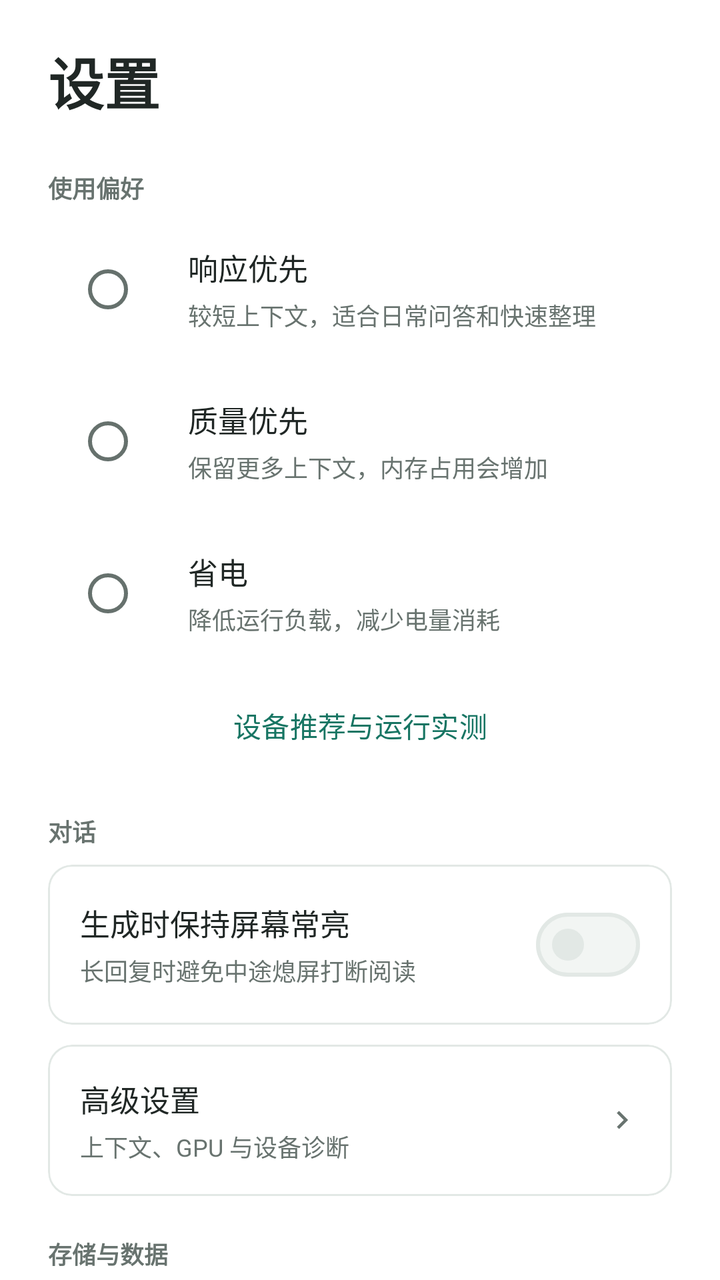
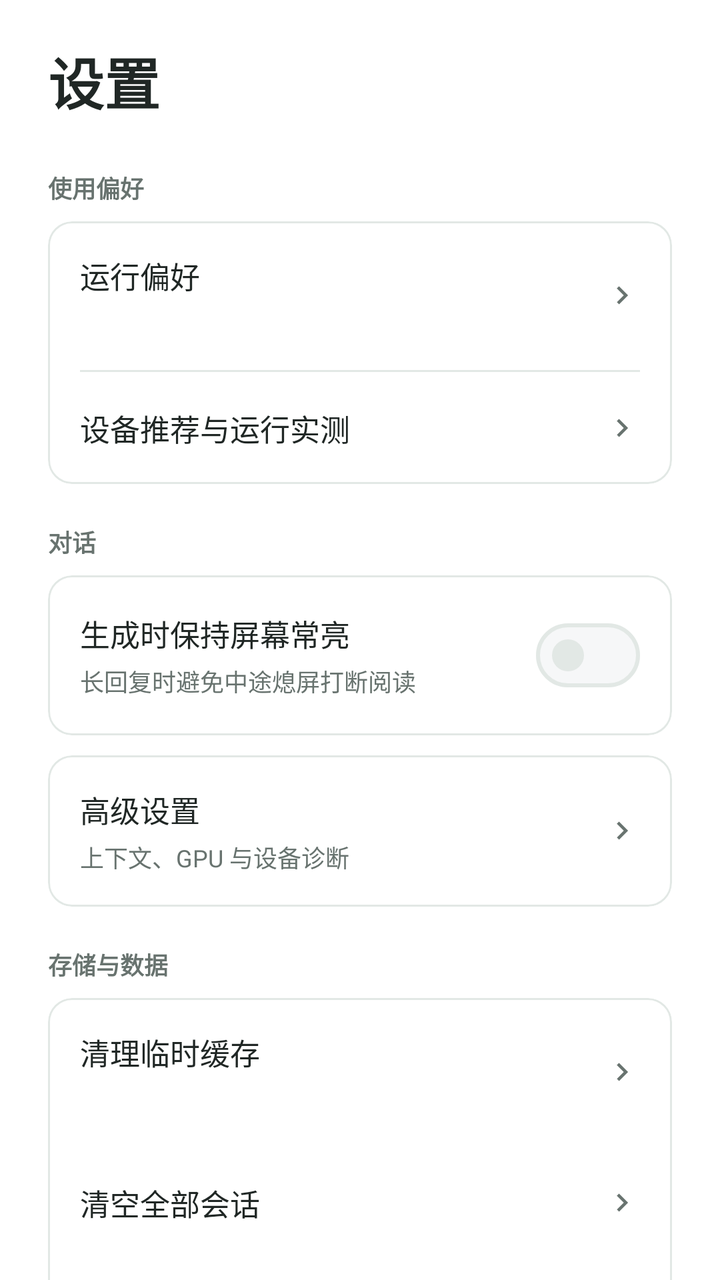

The first picture is an Android layout as it rendered before a commit; the second is the same layout after the commit. The layout source and the unified diff follow.
<!-- AndroidManifest.xml: application theme Theme.LocalAI -->
<!-- res/layout/fragment_settings.xml -->
<?xml version="1.0" encoding="utf-8"?>
<ScrollView xmlns:android="http://schemas.android.com/apk/res/android" xmlns:app="http://schemas.android.com/apk/res-auto" android:layout_width="match_parent" android:layout_height="match_parent" android:scrollbars="none">
    <LinearLayout android:layout_width="match_parent" android:layout_height="wrap_content" android:orientation="vertical" android:paddingBottom="28dp">
        <TextView style="@style/Text.App.Headline" android:layout_width="match_parent" android:layout_height="wrap_content" android:paddingStart="@dimen/pad_screen" android:paddingTop="20dp" android:paddingBottom="4dp" android:text="@string/settings_title"/>
        <TextView style="@style/GroupLabel" android:layout_width="match_parent" android:layout_height="wrap_content" android:text="@string/group_mode"/>
        <com.google.android.material.card.MaterialCardView android:id="@+id/mode_auto" style="@style/ModeCard" app:strokeWidth="0dp">
            <LinearLayout android:layout_width="match_parent" android:layout_height="wrap_content" android:orientation="horizontal" android:gravity="center_vertical" android:padding="10dp">
                <RadioButton android:id="@+id/radio_auto" style="@style/ModeRadio" android:importantForAccessibility="no"/>
                <LinearLayout style="@style/ModeTextCol">
                    <TextView style="@style/RowTitle" android:layout_width="match_parent" android:layout_height="wrap_content" android:text="@string/mode_auto"/>
                    <TextView style="@style/Text.App.Caption" android:layout_width="match_parent" android:layout_height="wrap_content" android:layout_marginTop="4dp" android:text="@string/mode_auto_desc"/>
                </LinearLayout>
            </LinearLayout>
        </com.google.android.material.card.MaterialCardView>
        <com.google.android.material.card.MaterialCardView android:id="@+id/mode_balanced" style="@style/ModeCard" app:strokeWidth="0dp">
            <LinearLayout android:layout_width="match_parent" android:layout_height="wrap_content" android:orientation="horizontal" android:gravity="center_vertical" android:padding="10dp">
                <RadioButton android:id="@+id/radio_balanced" style="@style/ModeRadio" android:importantForAccessibility="no"/>
                <LinearLayout style="@style/ModeTextCol">
                    <TextView style="@style/RowTitle" android:layout_width="match_parent" android:layout_height="wrap_content" android:text="@string/mode_balanced"/>
                    <TextView style="@style/Text.App.Caption" android:layout_width="match_parent" android:layout_height="wrap_content" android:layout_marginTop="4dp" android:text="@string/mode_balanced_desc"/>
                </LinearLayout>
            </LinearLayout>
        </com.google.android.material.card.MaterialCardView>
        <com.google.android.material.card.MaterialCardView android:id="@+id/mode_saver" style="@style/ModeCard" app:strokeWidth="0dp">
            <LinearLayout android:layout_width="match_parent" android:layout_height="wrap_content" android:orientation="horizontal" android:gravity="center_vertical" android:padding="10dp">
                <RadioButton android:id="@+id/radio_saver" style="@style/ModeRadio" android:importantForAccessibility="no"/>
                <LinearLayout style="@style/ModeTextCol">
                    <TextView style="@style/RowTitle" android:layout_width="match_parent" android:layout_height="wrap_content" android:text="@string/mode_saver"/>
                    <TextView style="@style/Text.App.Caption" android:layout_width="match_parent" android:layout_height="wrap_content" android:layout_marginTop="4dp" android:text="@string/mode_saver_desc"/>
                </LinearLayout>
            </LinearLayout>
        </com.google.android.material.card.MaterialCardView>
        <com.google.android.material.button.MaterialButton android:id="@+id/row_device_advice" style="@style/Widget.Material3.Button.TextButton" android:layout_width="match_parent" android:layout_height="wrap_content" android:layout_marginStart="24dp" android:layout_marginEnd="24dp" android:minHeight="48dp" android:text="设备推荐与运行实测" />
        <TextView style="@style/GroupLabel" android:layout_width="match_parent" android:layout_height="wrap_content" android:text="@string/group_inference"/>
        <com.google.android.material.card.MaterialCardView android:layout_width="match_parent" android:layout_height="wrap_content" android:layout_marginStart="@dimen/pad_screen" android:layout_marginEnd="@dimen/pad_screen">
            <LinearLayout android:layout_width="match_parent" android:layout_height="wrap_content" android:orientation="vertical">
                <LinearLayout style="@style/TapRow" android:clickable="false" android:focusable="false">
                    <LinearLayout style="@style/SwitchTextCol">
                        <TextView style="@style/RowTitle" android:layout_width="match_parent" android:layout_height="wrap_content" android:text="@string/sw_keep_screen"/>
                        <TextView style="@style/Text.App.Caption" android:layout_width="match_parent" android:layout_height="wrap_content" android:layout_marginTop="4dp" android:text="@string/sw_keep_screen_sub"/>
                    </LinearLayout>
                    <com.google.android.material.materialswitch.MaterialSwitch android:id="@+id/sw_keep_screen" style="@style/RowSwitch" android:contentDescription="@string/sw_keep_screen"/>
                </LinearLayout>
            </LinearLayout>
        </com.google.android.material.card.MaterialCardView>
        <com.google.android.material.card.MaterialCardView android:layout_width="match_parent" android:layout_height="wrap_content" android:layout_marginStart="@dimen/pad_screen" android:layout_marginEnd="@dimen/pad_screen" android:layout_marginTop="10dp">
            <LinearLayout android:layout_width="match_parent" android:layout_height="wrap_content" android:orientation="vertical">
                <LinearLayout android:id="@+id/row_advanced" style="@style/TapRow" android:minHeight="56dp">
                    <LinearLayout style="@style/SwitchTextCol">
                        <TextView style="@style/RowTitle" android:layout_width="match_parent" android:layout_height="wrap_content" android:text="@string/advanced_title"/>
                        <TextView style="@style/Text.App.Caption" android:layout_width="match_parent" android:layout_height="wrap_content" android:layout_marginTop="4dp" android:text="@string/advanced_sub"/>
                    </LinearLayout>
                    <ImageView style="@style/Chevron" android:src="@drawable/ic_chevron_right" android:importantForAccessibility="no"/>
                </LinearLayout>
                <LinearLayout android:id="@+id/advanced_content" android:layout_width="match_parent" android:layout_height="wrap_content" android:orientation="vertical" android:visibility="gone">
                    <LinearLayout android:id="@+id/row_context_length" style="@style/TapRow" android:minHeight="56dp">
                        <LinearLayout style="@style/SwitchTextCol">
                            <TextView style="@style/RowTitle" android:layout_width="match_parent" android:layout_height="wrap_content" android:text="@string/row_context_length"/>
                            <TextView android:id="@+id/text_context_length" style="@style/Text.App.Caption" android:layout_width="match_parent" android:layout_height="wrap_content" android:layout_marginTop="4dp"/>
                        </LinearLayout>
                        <ImageView style="@style/Chevron" android:src="@drawable/ic_chevron_right" android:importantForAccessibility="no"/>
                    </LinearLayout>
                    <LinearLayout android:id="@+id/row_gpu_layers" style="@style/TapRow" android:minHeight="56dp">
                        <LinearLayout style="@style/SwitchTextCol">
                            <TextView style="@style/RowTitle" android:layout_width="match_parent" android:layout_height="wrap_content" android:text="@string/row_gpu_layers"/>
                            <TextView android:id="@+id/text_gpu_layers" style="@style/Text.App.Caption" android:layout_width="match_parent" android:layout_height="wrap_content" android:layout_marginTop="4dp"/>
                        </LinearLayout>
                        <ImageView style="@style/Chevron" android:src="@drawable/ic_chevron_right" android:importantForAccessibility="no"/>
                    </LinearLayout>
                    <LinearLayout android:id="@+id/row_diagnostics" style="@style/TapRow" android:minHeight="56dp">
                        <LinearLayout style="@style/SwitchTextCol">
                            <TextView style="@style/RowTitle" android:layout_width="match_parent" android:layout_height="wrap_content" android:text="@string/action_diagnostics"/>
                        </LinearLayout>
                        <ImageView style="@style/Chevron" android:src="@drawable/ic_chevron_right" android:importantForAccessibility="no"/>
                    </LinearLayout>
                </LinearLayout>
            </LinearLayout>
        </com.google.android.material.card.MaterialCardView>
        <TextView style="@style/GroupLabel" android:layout_width="match_parent" android:layout_height="wrap_content" android:text="@string/group_storage"/>
        <com.google.android.material.card.MaterialCardView android:layout_width="match_parent" android:layout_height="wrap_content" android:layout_marginStart="@dimen/pad_screen" android:layout_marginEnd="@dimen/pad_screen">
            <LinearLayout android:layout_width="match_parent" android:layout_height="wrap_content" android:orientation="vertical">
                <LinearLayout android:id="@+id/row_clear_cache" style="@style/TapRow" android:minHeight="56dp">
                    <LinearLayout style="@style/SwitchTextCol">
                        <TextView style="@style/RowTitle" android:layout_width="match_parent" android:layout_height="wrap_content" android:text="@string/row_clear_cache"/>
                        <TextView android:id="@+id/text_cache_size" style="@style/Text.App.Caption" android:layout_width="match_parent" android:layout_height="wrap_content" android:layout_marginTop="4dp"/>
                    </LinearLayout>
                    <ImageView style="@style/Chevron" android:src="@drawable/ic_chevron_right" android:importantForAccessibility="no"/>
                </LinearLayout>
                <LinearLayout android:id="@+id/row_clear_sessions" style="@style/TapRow" android:minHeight="56dp">
                    <LinearLayout style="@style/SwitchTextCol">
                        <TextView style="@style/RowTitle" android:layout_width="match_parent" android:layout_height="wrap_content" android:text="@string/row_clear_sessions"/>
                    </LinearLayout>
                    <ImageView style="@style/Chevron" android:src="@drawable/ic_chevron_right" android:importantForAccessibility="no"/>
                </LinearLayout>
                <LinearLayout android:id="@+id/row_privacy" style="@style/TapRow" android:minHeight="56dp">
                    <LinearLayout style="@style/SwitchTextCol">
                        <TextView style="@style/RowTitle" android:layout_width="match_parent" android:layout_height="wrap_content" android:text="@string/privacy_title"/>
                    </LinearLayout>
                    <ImageView style="@style/Chevron" android:src="@drawable/ic_chevron_right" android:importantForAccessibility="no"/>
                </LinearLayout>
            </LinearLayout>
        </com.google.android.material.card.MaterialCardView>
        <TextView style="@style/GroupLabel" android:layout_width="match_parent" android:layout_height="wrap_content" android:text="@string/group_about"/>
        <com.google.android.material.card.MaterialCardView android:layout_width="match_parent" android:layout_height="wrap_content" android:layout_marginStart="@dimen/pad_screen" android:layout_marginEnd="@dimen/pad_screen">
            <LinearLayout android:layout_width="match_parent" android:layout_height="wrap_content" android:orientation="vertical">
                <LinearLayout android:id="@+id/row_license" style="@style/TapRow" android:minHeight="56dp">
                    <LinearLayout style="@style/SwitchTextCol">
                        <TextView style="@style/RowTitle" android:layout_width="match_parent" android:layout_height="wrap_content" android:text="@string/row_license"/>
                    </LinearLayout>
                    <ImageView style="@style/Chevron" android:src="@drawable/ic_chevron_right" android:importantForAccessibility="no"/>
                </LinearLayout>
            </LinearLayout>
        </com.google.android.material.card.MaterialCardView>
        <TextView android:id="@+id/text_version" style="@style/Text.App.Caption" android:layout_width="match_parent" android:layout_height="wrap_content" android:gravity="center" android:paddingTop="24dp"/>
    </LinearLayout>
</ScrollView>
<!-- resources referenced by this layout -->
<resources>
  <dimen name="pad_screen">24dp</dimen>
  <string name="action_diagnostics">设备诊断</string>
  <string name="advanced_sub">上下文、GPU 与设备诊断</string>
  <string name="advanced_title">高级设置</string>
  <string name="group_about">关于</string>
  <string name="group_inference">对话</string>
  <string name="group_mode">使用偏好</string>
  <string name="group_storage">存储与数据</string>
  <string name="mode_auto">响应优先</string>
  <string name="mode_auto_desc">较短上下文，适合日常问答和快速整理</string>
  <string name="mode_balanced">质量优先</string>
  <string name="mode_balanced_desc">保留更多上下文，内存占用会增加</string>
  <string name="mode_saver">省电</string>
  <string name="mode_saver_desc">降低运行负载，减少电量消耗</string>
  <string name="privacy_title">隐私与数据说明</string>
  <string name="row_clear_cache">清理临时缓存</string>
  <string name="row_clear_sessions">清空全部会话</string>
  <string name="row_context_length">上下文长度</string>
  <string name="row_gpu_layers">GPU 加速</string>
  <string name="row_license">开源许可证</string>
  <string name="settings_title">设置</string>
  <string name="sw_keep_screen">生成时保持屏幕常亮</string>
  <string name="sw_keep_screen_sub">长回复时避免中途熄屏打断阅读</string>
  <style name="Chevron">
          <item name="android:layout_width">18dp</item>
          <item name="android:layout_height">18dp</item>
          <item name="tint">@color/text_tertiary</item>
      </style>
  <style name="ModeCard">
          <item name="android:layout_width">match_parent</item>
          <item name="android:layout_height">wrap_content</item>
          <item name="android:layout_marginStart">@dimen/pad_screen</item>
          <item name="android:layout_marginEnd">@dimen/pad_screen</item>
          <item name="android:layout_marginBottom">8dp</item>
          <item name="android:clickable">true</item>
          <item name="android:focusable">true</item>
      </style>
  <style name="ModeRadio">
          <item name="android:layout_width">wrap_content</item>
          <item name="android:layout_height">wrap_content</item>
          <item name="android:clickable">false</item>
          <item name="android:focusable">false</item>
          <item name="android:layout_marginStart">4dp</item>
      </style>
  <style name="ModeTextCol">
          <item name="android:layout_width">0dp</item>
          <item name="android:layout_weight">1</item>
          <item name="android:layout_height">wrap_content</item>
          <item name="android:orientation">vertical</item>
          <item name="android:layout_marginStart">8dp</item>
      </style>
  <style name="Text.App.Caption" parent="android:TextAppearance">
          <item name="android:textSize">12sp</item>
          <item name="android:textColor">@color/text_tertiary</item>
      </style>
  <color name="text_tertiary">#68736F</color>
  <color name="text_primary">#202725</color>
  <color name="md_primary">#177563</color>
  <color name="md_on_primary">#FFFFFF</color>
  <color name="md_primary_container">#EAF3EF</color>
  <color name="md_on_primary_container">#155B4E</color>
  <color name="md_secondary">#177563</color>
  <color name="md_on_secondary">#FFFFFF</color>
  <color name="md_secondary_container">#EAF3EF</color>
  <color name="md_on_secondary_container">#155B4E</color>
  <color name="md_tertiary">#D97706</color>
  <color name="md_on_tertiary">#FFFFFF</color>
  <color name="md_tertiary_container">#FEF3C7</color>
  <color name="md_on_tertiary_container">#78350F</color>
  <color name="surface_variant">#F2F5F3</color>
  <color name="outline">#E2E8E5</color>
  <color name="surface">#FFFFFF</color>
  <color name="on_surface">#202725</color>
  <color name="on_surface_variant">#66716D</color>
  <color name="status_danger">#DC2626</color>
  <color name="app_background">#FFFFFF</color>
  <style name="Widget.App.NavIndicator" parent="Widget.Material3.BottomNavigationView.ActiveIndicator">
          <item name="android:color">?attr/colorPrimaryContainer</item>
      </style>
  <dimen name="radius_card">12dp</dimen>
  <!-- unchanged entries left out for length: 11 -->
</resources>

<!-- the commit's change to res/layout/fragment_settings.xml (unified diff, before → after) -->
@@ -3,34 +3,22 @@
     <LinearLayout android:layout_width="match_parent" android:layout_height="wrap_content" android:orientation="vertical" android:paddingBottom="28dp">
         <TextView style="@style/Text.App.Headline" android:layout_width="match_parent" android:layout_height="wrap_content" android:paddingStart="@dimen/pad_screen" android:paddingTop="20dp" android:paddingBottom="4dp" android:text="@string/settings_title"/>
         <TextView style="@style/GroupLabel" android:layout_width="match_parent" android:layout_height="wrap_content" android:text="@string/group_mode"/>
-        <com.google.android.material.card.MaterialCardView android:id="@+id/mode_auto" style="@style/ModeCard" app:strokeWidth="0dp">
-            <LinearLayout android:layout_width="match_parent" android:layout_height="wrap_content" android:orientation="horizontal" android:gravity="center_vertical" android:padding="10dp">
-                <RadioButton android:id="@+id/radio_auto" style="@style/ModeRadio" android:importantForAccessibility="no"/>
-                <LinearLayout style="@style/ModeTextCol">
-                    <TextView style="@style/RowTitle" android:layout_width="match_parent" android:layout_height="wrap_content" android:text="@string/mode_auto"/>
-                    <TextView style="@style/Text.App.Caption" android:layout_width="match_parent" android:layout_height="wrap_content" android:layout_marginTop="4dp" android:text="@string/mode_auto_desc"/>
+        <com.google.android.material.card.MaterialCardView android:layout_width="match_parent" android:layout_height="wrap_content" android:layout_marginStart="@dimen/pad_screen" android:layout_marginEnd="@dimen/pad_screen">
+            <LinearLayout android:layout_width="match_parent" android:layout_height="wrap_content" android:orientation="vertical">
+                <LinearLayout android:id="@+id/row_run_mode" style="@style/TapRow" android:minHeight="64dp">
+                    <LinearLayout style="@style/SwitchTextCol">
+                        <TextView style="@style/RowTitle" android:text="@string/settings_run_mode" />
+                        <TextView android:id="@+id/text_run_mode" style="@style/Text.App.Caption" android:layout_width="match_parent" android:layout_height="wrap_content" android:layout_marginTop="4dp" />
+                    </LinearLayout>
+                    <ImageView style="@style/Chevron" android:src="@drawable/ic_chevron_right" android:importantForAccessibility="no" />
+                </LinearLayout>
+                <View android:layout_width="match_parent" android:layout_height="1dp" android:layout_marginHorizontal="16dp" android:background="@color/outline" />
+                <LinearLayout android:id="@+id/row_device_advice" style="@style/TapRow" android:minHeight="56dp">
+                    <TextView style="@style/RowTitle" android:layout_width="0dp" android:layout_weight="1" android:text="@string/settings_device_advice" />
+                    <ImageView style="@style/Chevron" android:src="@drawable/ic_chevron_right" android:importantForAccessibility="no" />
                 </LinearLayout>
             </LinearLayout>
         </com.google.android.material.card.MaterialCardView>
-        <com.google.android.material.card.MaterialCardView android:id="@+id/mode_balanced" style="@style/ModeCard" app:strokeWidth="0dp">
-            <LinearLayout android:layout_width="match_parent" android:layout_height="wrap_content" android:orientation="horizontal" android:gravity="center_vertical" android:padding="10dp">
-                <RadioButton android:id="@+id/radio_balanced" style="@style/ModeRadio" android:importantForAccessibility="no"/>
-                <LinearLayout style="@style/ModeTextCol">
-                    <TextView style="@style/RowTitle" android:layout_width="match_parent" android:layout_height="wrap_content" android:text="@string/mode_balanced"/>
-                    <TextView style="@style/Text.App.Caption" android:layout_width="match_parent" android:layout_height="wrap_content" android:layout_marginTop="4dp" android:text="@string/mode_balanced_desc"/>
-                </LinearLayout>
-            </LinearLayout>
-        </com.google.android.material.card.MaterialCardView>
-        <com.google.android.material.card.MaterialCardView android:id="@+id/mode_saver" style="@style/ModeCard" app:strokeWidth="0dp">
-            <LinearLayout android:layout_width="match_parent" android:layout_height="wrap_content" android:orientation="horizontal" android:gravity="center_vertical" android:padding="10dp">
-                <RadioButton android:id="@+id/radio_saver" style="@style/ModeRadio" android:importantForAccessibility="no"/>
-                <LinearLayout style="@style/ModeTextCol">
-                    <TextView style="@style/RowTitle" android:layout_width="match_parent" android:layout_height="wrap_content" android:text="@string/mode_saver"/>
-                    <TextView style="@style/Text.App.Caption" android:layout_width="match_parent" android:layout_height="wrap_content" android:layout_marginTop="4dp" android:text="@string/mode_saver_desc"/>
-                </LinearLayout>
-            </LinearLayout>
-        </com.google.android.material.card.MaterialCardView>
-        <com.google.android.material.button.MaterialButton android:id="@+id/row_device_advice" style="@style/Widget.Material3.Button.TextButton" android:layout_width="match_parent" android:layout_height="wrap_content" android:layout_marginStart="24dp" android:layout_marginEnd="24dp" android:minHeight="48dp" android:text="设备推荐与运行实测" />
         <TextView style="@style/GroupLabel" android:layout_width="match_parent" android:layout_height="wrap_content" android:text="@string/group_inference"/>
         <com.google.android.material.card.MaterialCardView android:layout_width="match_parent" android:layout_height="wrap_content" android:layout_marginStart="@dimen/pad_screen" android:layout_marginEnd="@dimen/pad_screen">
             <LinearLayout android:layout_width="match_parent" android:layout_height="wrap_content" android:orientation="vertical">
<!-- resource entries referenced after the edit -->
@@ -8,18 +8,14 @@
   <string name="group_inference">对话</string>
   <string name="group_mode">使用偏好</string>
   <string name="group_storage">存储与数据</string>
-  <string name="mode_auto">响应优先</string>
-  <string name="mode_auto_desc">较短上下文，适合日常问答和快速整理</string>
-  <string name="mode_balanced">质量优先</string>
-  <string name="mode_balanced_desc">保留更多上下文，内存占用会增加</string>
-  <string name="mode_saver">省电</string>
-  <string name="mode_saver_desc">降低运行负载，减少电量消耗</string>
   <string name="privacy_title">隐私与数据说明</string>
   <string name="row_clear_cache">清理临时缓存</string>
   <string name="row_clear_sessions">清空全部会话</string>
   <string name="row_context_length">上下文长度</string>
   <string name="row_gpu_layers">GPU 加速</string>
   <string name="row_license">开源许可证</string>
+  <string name="settings_device_advice">设备推荐与运行实测</string>
+  <string name="settings_run_mode">运行偏好</string>
   <string name="settings_title">设置</string>
   <string name="sw_keep_screen">生成时保持屏幕常亮</string>
   <string name="sw_keep_screen_sub">长回复时避免中途熄屏打断阅读</string>
@@ -27,29 +23,6 @@
           <item name="android:layout_width">18dp</item>
           <item name="android:layout_height">18dp</item>
           <item name="tint">@color/text_tertiary</item>
-      </style>
-  <style name="ModeCard">
-          <item name="android:layout_width">match_parent</item>
-          <item name="android:layout_height">wrap_content</item>
-          <item name="android:layout_marginStart">@dimen/pad_screen</item>
-          <item name="android:layout_marginEnd">@dimen/pad_screen</item>
-          <item name="android:layout_marginBottom">8dp</item>
-          <item name="android:clickable">true</item>
-          <item name="android:focusable">true</item>
-      </style>
-  <style name="ModeRadio">
-          <item name="android:layout_width">wrap_content</item>
-          <item name="android:layout_height">wrap_content</item>
-          <item name="android:clickable">false</item>
-          <item name="android:focusable">false</item>
-          <item name="android:layout_marginStart">4dp</item>
-      </style>
-  <style name="ModeTextCol">
-          <item name="android:layout_width">0dp</item>
-          <item name="android:layout_weight">1</item>
-          <item name="android:layout_height">wrap_content</item>
-          <item name="android:orientation">vertical</item>
-          <item name="android:layout_marginStart">8dp</item>
       </style>
   <style name="Text.App.Caption" parent="android:TextAppearance">
           <item name="android:textSize">12sp</item>
@@ -69,7 +42,7 @@
   <color name="md_on_tertiary">#FFFFFF</color>
   <color name="md_tertiary_container">#FEF3C7</color>
   <color name="md_on_tertiary_container">#78350F</color>
-  <color name="surface_variant">#F2F5F3</color>
+  <color name="surface_variant">#F6F7F8</color>
   <color name="outline">#E2E8E5</color>
   <color name="surface">#FFFFFF</color>
   <color name="on_surface">#202725</color>
